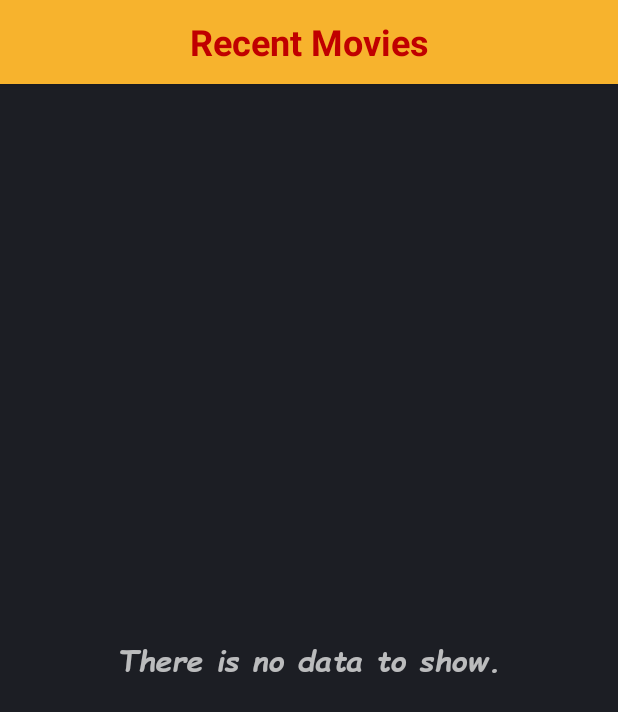
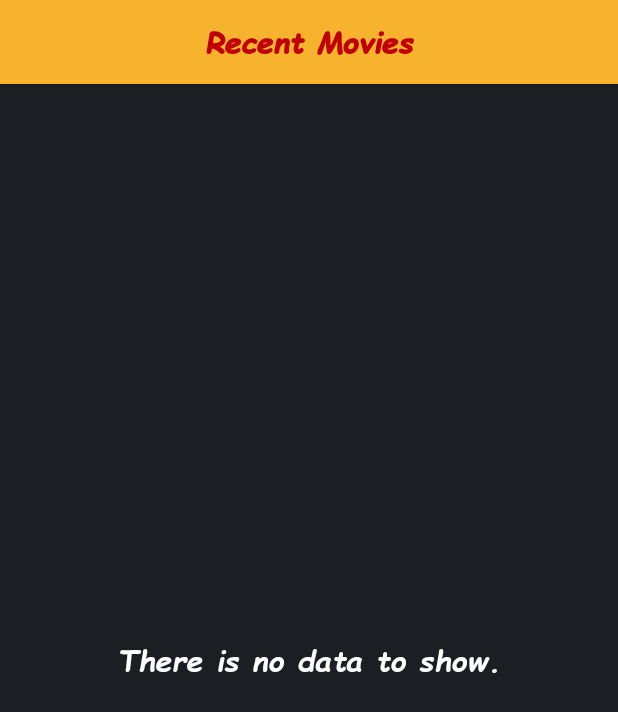
Before and after one commit to Kareem100/ANDB-Projects, an Android app: the screen it shows after launch (MainActivity), on a phone screen of 412 x 824 dp. Shown: the top 712 px of the screen. Run offline under Robolectric (Android 15) with nearby library versions, the light colour scheme and no system bars; pictures from the network do not load.

Commit message:
Adding Sixth Project

```diff
--- a/6-RecentMovies/app/build.gradle
+++ b/6-RecentMovies/app/build.gradle
@@ -1,5 +1,6 @@
 plugins {
     id 'com.android.application'
+    id 'com.google.secrets_gradle_plugin' version '0.5'
 }
 
 android {
--- a/6-RecentMovies/app/src/main/java/Utils/MoviesQueryUtils.java
+++ b/6-RecentMovies/app/src/main/java/Utils/MoviesQueryUtils.java
@@ -23,6 +23,7 @@ public final class MoviesQueryUtils {
     private static final String LOG_TAG = MoviesQueryUtils.class.getName();
     private static final int CONNECTION_TIMEOUT = 15000;
     private static final int SUCCESS_RESPONSE_CODE = 200;
+    private static final String NO_AUTHOR_TEXT = "No Author !";
 
     public static ArrayList<Movie> fetchMovies(String queryLink) {
         URL queryUrl = createUrl(queryLink);
@@ -105,12 +106,14 @@ public final class MoviesQueryUtils {
                 String poster = movieFields.getString("thumbnail");
                 String section = moviesResults.getJSONObject(i).getString("sectionName");
                 String author = contributorTags.getJSONObject(0).getString("webTitle");
+                // check if no author exists.
+                if (ObjectUtils.notValidObject(author)) author = NO_AUTHOR_TEXT;
                 movieArrayList.add(new Movie(title, section, author, rate, poster, reviewLink));
             }
         } catch (JSONException e) {
             Log.e(LOG_TAG,
                     "MoviesQueryUtils.extractMovies: " +
-                            "Error Parsing The Earthquake JSON Results", e);
+                            "Error Parsing The Movies JSON Results", e);
         }
         return movieArrayList;
     }
--- a/6-RecentMovies/app/src/main/java/com/example/recentmovies/MainActivity.java
+++ b/6-RecentMovies/app/src/main/java/com/example/recentmovies/MainActivity.java
@@ -16,6 +16,7 @@ import android.net.Uri;
 import android.os.Bundle;
 import android.util.Log;
 import android.view.Gravity;
+import android.view.LayoutInflater;
 import android.view.View;
 import android.widget.LinearLayout;
 import android.widget.ProgressBar;
@@ -28,9 +29,9 @@ import MoviesData.MoviesAdapter;
 public class MainActivity extends AppCompatActivity implements MoviesAdapter.MovieClickListener,
         LoaderManager.LoaderCallbacks<ArrayList<Movie>> {
 
-    private static final String JSON_QUERY_LINK =
-            "https://content.guardianapis.com/search?format=json&tag=film/film,tone/reviews&from-date=2010-01-01&show-tags=contributor&show-fields=starRating,headline,thumbnail,short-url&order-by=newest&api-key=8145fbb1-6be1-476c-bf1f-bf0207e38cc6";
-    private static final int MOVIES_LOADER_ID = 0;
+    private static final String JSON_QUERY_LINK = "https://content.guardianapis.com/search";
+
+    private final int MOVIES_LOADER_ID = 0;
     private RecyclerView moviesRecyclerView;
     private MoviesAdapter moviesAdapter;
     private TextView tipText;
@@ -41,7 +42,7 @@ public class MainActivity extends AppCompatActivity implements MoviesAdapter.Mov
         super.onCreate(savedInstanceState);
         setContentView(R.layout.activity_main);
 
-        centerTitle(getResources().getString(R.string.app_name));
+        centerTitle();
         setHooks();
         if (!isNetworkConnected()) {
             tipText.setText(R.string.no_network_state_text);
@@ -80,24 +81,43 @@ public class MainActivity extends AppCompatActivity implements MoviesAdapter.Mov
         return cm.getActiveNetworkInfo() != null && cm.getActiveNetworkInfo().isConnected();
     }
 
-    private void centerTitle(String title) {
+    private void centerTitle() {
         getSupportActionBar().setHomeButtonEnabled(true);
         getSupportActionBar().setDisplayHomeAsUpEnabled(true);
-        TextView textView = new TextView(this);
-        textView.setText(title);
-        textView.setTextSize(24);
-        textView.setTypeface(null, Typeface.BOLD);
-        textView.setLayoutParams(new LinearLayout.LayoutParams(LinearLayout.LayoutParams.MATCH_PARENT, LinearLayout.LayoutParams.WRAP_CONTENT));
-        textView.setGravity(Gravity.CENTER);
-        textView.setTextColor(getResources().getColor(R.color.colorSecondary));
+        TextView titleTextView = (TextView)
+                TextView.inflate(this, R.layout.center_title_text_view, null);
+        titleTextView.setLayoutParams(new LinearLayout.LayoutParams
+                (LinearLayout.LayoutParams.MATCH_PARENT, LinearLayout.LayoutParams.WRAP_CONTENT));
         getSupportActionBar().setDisplayOptions(ActionBar.DISPLAY_SHOW_CUSTOM);
-        getSupportActionBar().setCustomView(textView);
+        getSupportActionBar().setCustomView(titleTextView);
+    }
+
+    private String buildUri () {
+        Uri baseUri = Uri.parse(JSON_QUERY_LINK);
+        Uri.Builder uriBuilder = baseUri.buildUpon();
+
+        String movieTag = getString(R.string.filter_movies_tag);
+        String fromDate = getString(R.string.filter_from_date);
+        String showedTags = getString(R.string.filter_show_tags);
+        String showedFields = getString(R.string.filter_show_fields);
+        String orderBy = getString(R.string.filter_order_by);
+
+        uriBuilder.appendQueryParameter("formant", "json");
+        uriBuilder.appendQueryParameter("tag", movieTag);
+        uriBuilder.appendQueryParameter("from-date", fromDate);
+        uriBuilder.appendQueryParameter("show-tags", showedTags);
+        uriBuilder.appendQueryParameter("show-fields", showedFields);
+        uriBuilder.appendQueryParameter("order-by", orderBy);
+        uriBuilder.appendQueryParameter("api-key", BuildConfig.API_KEY);
+
+        return uriBuilder.toString();
     }
 
     @NonNull
     @Override
     public Loader<ArrayList<Movie>> onCreateLoader(int id, @Nullable Bundle args) {
-        return new MovieLoader(this, JSON_QUERY_LINK);
+        String jsonQueryLink = buildUri();
+        return new MovieLoader(this, jsonQueryLink);
     }
 
     @Override
@@ -111,12 +131,9 @@ public class MainActivity extends AppCompatActivity implements MoviesAdapter.Mov
             circularProgress.setVisibility(View.GONE);
             tipText.setVisibility(View.GONE);
             moviesRecyclerView.setVisibility(View.VISIBLE);
-        } else {
-            if (!isNetworkConnected())
-                tipText.setText(R.string.no_network_state_text);
-            else
-                tipText.setText(R.string.empty_data_state_text);
-
+        }
+        else {
+            tipText.setText(R.string.empty_data_state_text);
             circularProgress.setVisibility(View.GONE);
             tipText.setVisibility(View.VISIBLE);
             moviesRecyclerView.setVisibility(View.GONE);
--- a/6-RecentMovies/app/src/main/res/layout/activity_main.xml
+++ b/6-RecentMovies/app/src/main/res/layout/activity_main.xml
@@ -21,6 +21,7 @@
         android:layout_centerInParent="true"
         android:gravity="center"
         android:text="@string/empty_data_state_text"
+        android:textColor="@android:color/white"
         android:textSize="@dimen/text_size_large"
         android:visibility="gone" />
 
--- /dev/null
+++ b/6-RecentMovies/app/src/main/res/layout/center_title_text_view.xml
@@ -0,0 +1,9 @@
+<?xml version="1.0" encoding="utf-8"?>
+<TextView xmlns:android="http://schemas.android.com/apk/res/android"
+    android:layout_width="match_parent"
+    android:layout_height="wrap_content"
+    android:gravity="center"
+    android:text="@string/app_name"
+    android:textColor="@color/colorSecondary"
+    android:textSize="@dimen/text_size_large"
+    android:textStyle="bold" />
--- a/6-RecentMovies/app/src/main/res/values/colors.xml
+++ b/6-RecentMovies/app/src/main/res/values/colors.xml
@@ -5,6 +5,4 @@
     <color name="colorBackground">#1C1E24</color>
     <color name="colorBackground2">#0f0f0f</color>
     <color name="colorPlaceholder">#a39e9e</color>
-    <color name="black">#FF000000</color>
-    <color name="white">#FFFFFFFF</color>
 </resources>
--- a/6-RecentMovies/app/src/main/res/values/strings.xml
+++ b/6-RecentMovies/app/src/main/res/values/strings.xml
@@ -3,4 +3,9 @@
     <string name="read_the_review">Read the review by</string>
     <string name="empty_data_state_text">There is no data to show.</string>
     <string name="no_network_state_text">There is no internet connection.</string>
+    <string name="filter_movies_tag">film/film,tone/reviews</string>
+    <string name="filter_from_date">2021-01-01</string>
+    <string name="filter_show_tags">contributor</string>
+    <string name="filter_show_fields">starRating,headline,thumbnail,short-url</string>
+    <string name="filter_order_by">newest</string>
 </resources>
```
Also changed, not shown: 6-RecentMovies/app/src/main/res/layout/movies_list_item.xml (+4 -4 lines), 6-RecentMovies/app/src/main/res/values/dimens.xml (+5 -5 lines).
